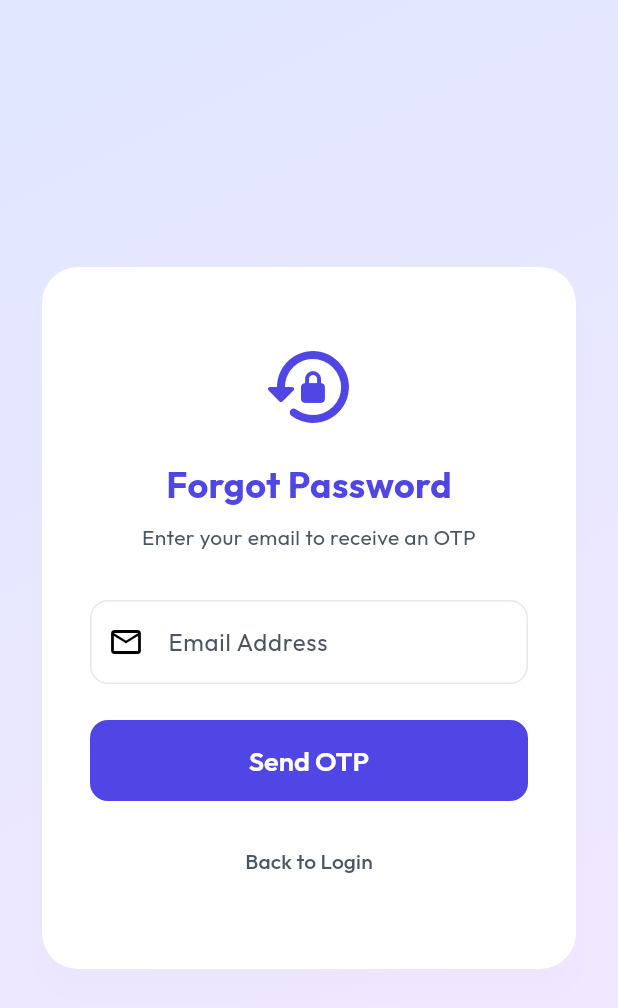
After one commit to Shivam5059/Hostel_App, a Flutter app: the screen it shows after launch, after a tap on "Forgot Password?", on a phone screen of 412 x 824 dp. The commit adds this screen. Shown: the top 1008 px of the screen. Run offline on Flutter 3.47's test engine with Material 3 defaults, Android fonts, the phone set to English and light mode, and no system bars; drawn by our look-alikes of flutter_animate; our stand-ins replace google_fonts; accounts and stored records are empty; network calls fail.

Commit message:
bug fixes 9/4/26 -Shivam

```diff
--- a/hostel_frontend/lib/api_calls.dart
+++ b/hostel_frontend/lib/api_calls.dart
@@ -61,6 +61,28 @@ class ApiManager {
     }
   }
 
+  // --- Forgot Password Flow ---
+
+  static Future<(bool, String?)> sendForgotPasswordOtp(
+    String email,
+    String otp,
+  ) async {
+    return _postWithMessage(
+      '/auth/forgot-password/send',
+      {'email': email, 'otp': otp},
+    );
+  }
+
+  static Future<(bool, String?)> resetPassword(
+    String email,
+    String newPassword,
+  ) async {
+    return _postWithMessage(
+      '/auth/forgot-password/reset',
+      {'email': email, 'new_password': newPassword},
+    );
+  }
+
   // --- Generic Helpers for code reduction ---
 
   static Future<List<dynamic>> _getList(String endpoint) async {
@@ -102,7 +124,9 @@ class ApiManager {
         body: jsonEncode(body),
       );
       if (res.statusCode == 200 || res.statusCode == 201) return (true, null);
-      final msg = (jsonDecode(res.body) as Map)['message'] as String? ?? 'Unknown error';
+      final msg =
+          (jsonDecode(res.body) as Map)['message'] as String? ??
+          'Unknown error';
       return (false, msg);
     } catch (_) {
       return (false, 'Network error');
@@ -120,7 +144,9 @@ class ApiManager {
         body: jsonEncode(body),
       );
       if (res.statusCode == 200 || res.statusCode == 201) return (true, null);
-      final msg = (jsonDecode(res.body) as Map)['message'] as String? ?? 'Unknown error';
+      final msg =
+          (jsonDecode(res.body) as Map)['message'] as String? ??
+          'Unknown error';
       return (false, msg);
     } catch (_) {
       return (false, 'Network error');
@@ -367,7 +393,9 @@ class ApiManager {
       if (res.statusCode == 201) {
         return (true, null, jsonDecode(res.body) as Map<String, dynamic>);
       }
-      final msg = (jsonDecode(res.body) as Map)['message'] as String? ?? 'Unknown error';
+      final msg =
+          (jsonDecode(res.body) as Map)['message'] as String? ??
+          'Unknown error';
       return (false, msg, null);
     } catch (_) {
       return (false, 'Network error', null);
@@ -398,7 +426,9 @@ class ApiManager {
         body: jsonEncode({'parent_user_id': parentUserId}),
       );
       if (res.statusCode == 200) return (true, null);
-      final msg = (jsonDecode(res.body) as Map)['message'] as String? ?? 'Unknown error';
+      final msg =
+          (jsonDecode(res.body) as Map)['message'] as String? ??
+          'Unknown error';
       return (false, msg);
     } catch (_) {
       return (false, 'Network error');
@@ -412,8 +442,7 @@ class ApiManager {
     required String email,
     required String phone,
     required String password,
-  }) =>
-      _postWithMessage('/rector/student/$studentId/parent', {
+  }) => _postWithMessage('/rector/student/$studentId/parent', {
     'name': name,
     'email': email,
     'phone': phone,
@@ -439,18 +468,13 @@ class ApiManager {
     int userId, {
     required String name,
     String? phone,
-  }) =>
-      _putWithMessage('/user/$userId', {
-        'name': name,
-        'phone': phone,
-      });
+  }) => _putWithMessage('/user/$userId', {'name': name, 'phone': phone});
 
   static Future<(bool, String?)> updatePassword(
     int userId,
     String oldPassword,
     String newPassword,
-  ) =>
-      _putWithMessage('/user/$userId/password', {
+  ) => _putWithMessage('/user/$userId/password', {
     'oldPassword': oldPassword,
     'newPassword': newPassword,
   });
@@ -470,8 +494,10 @@ class ApiManager {
 
   /// Counselor releases a student
   static Future<bool> unassignStudentFromCounselor(int studentId) async {
-    return _putWithMessage('/counselor/student/$studentId/unassign', {})
-        .then((res) => res.$1);
+    return _putWithMessage(
+      '/counselor/student/$studentId/unassign',
+      {},
+    ).then((res) => res.$1);
   }
 
   // ─── WARDEN — STUDENT ASSIGNMENT ────────────────────
--- /dev/null
+++ b/hostel_frontend/lib/screens/auth/forgot_password_screen.dart
@@ -0,0 +1,329 @@
+import 'dart:math';
+import 'package:flutter/material.dart';
+import 'package:flutter_animate/flutter_animate.dart';
+import '../../api_calls.dart';
+import '../../theme.dart';
+
+enum ForgotPasswordStep { email, otp, reset }
+
+class ForgotPasswordScreen extends StatefulWidget {
+  const ForgotPasswordScreen({super.key});
+
+  @override
+  State<ForgotPasswordScreen> createState() => _ForgotPasswordScreenState();
+}
+
+class _ForgotPasswordScreenState extends State<ForgotPasswordScreen> {
+  ForgotPasswordStep _currentStep = ForgotPasswordStep.email;
+  final _emailController = TextEditingController();
+  final _otpController = TextEditingController();
+  final _passwordController = TextEditingController();
+  final _confirmPasswordController = TextEditingController();
+
+  bool _isLoading = false;
+  String? _errorMsg;
+  String? _generatedOtp;
+
+  @override
+  void dispose() {
+    _emailController.dispose();
+    _otpController.dispose();
+    _passwordController.dispose();
+    _confirmPasswordController.dispose();
+    super.dispose();
+  }
+
+  // Step 1: Generate OTP on frontend and ask backend to send it via email
+  Future<void> _sendOtp() async {
+    final email = _emailController.text.trim();
+    if (email.isEmpty || !email.contains('@')) {
+      setState(() => _errorMsg = "Please enter a valid email address");
+      return;
+    }
+
+    setState(() {
+      _isLoading = true;
+      _errorMsg = null;
+    });
+
+    // Generate 6-digit OTP
+    final random = Random();
+    _generatedOtp = (random.nextInt(900000) + 100000).toString();
+
+    final (success, error) = await ApiManager.sendForgotPasswordOtp(
+      email,
+      _generatedOtp!,
+    );
+
+    if (!mounted) return;
+    setState(() => _isLoading = false);
+
+    if (success) {
+      setState(() => _currentStep = ForgotPasswordStep.otp);
+    } else {
+      setState(() => _errorMsg = error ?? "Failed to send OTP");
+    }
+  }
+
+  // Step 2: Verify OTP locally (frontend only verification as per request)
+  void _verifyOtp() {
+    final enteredOtp = _otpController.text.trim();
+    if (enteredOtp == _generatedOtp) {
+      setState(() {
+        _currentStep = ForgotPasswordStep.reset;
+        _errorMsg = null;
+      });
+    } else {
+      setState(() => _errorMsg = "Invalid OTP. Please try again.");
+    }
+  }
+
+  // Step 3: Call backend to finalize password reset
+  Future<void> _resetPassword() async {
+    final pass = _passwordController.text;
+    final confirm = _confirmPasswordController.text;
+
+    if (pass.length < 8) {
+      setState(() => _errorMsg = "Password must be at least 8 characters");
+      return;
+    }
+    if (pass != confirm) {
+      setState(() => _errorMsg = "Passwords do not match");
+      return;
+    }
+
+    setState(() {
+      _isLoading = true;
+      _errorMsg = null;
+    });
+
+    final (success, error) = await ApiManager.resetPassword(
+      _emailController.text.trim(),
+      pass,
+    );
+
+    if (!mounted) return;
+    setState(() => _isLoading = false);
+
+    if (success) {
+      ScaffoldMessenger.of(context).showSnackBar(
+        const SnackBar(
+          content: Text('Password changed successfully!'),
+          backgroundColor: Colors.green,
+        ),
+      );
+      Navigator.pop(context); // Go back to Login
+    } else {
+      setState(() => _errorMsg = error ?? "Failed to reset password");
+    }
+  }
+
+  @override
+  Widget build(BuildContext context) {
+    return Scaffold(
+      body: Container(
+        decoration: const BoxDecoration(
+          gradient: LinearGradient(
+            colors: [Color(0xFFE0E7FF), Color(0xFFF3E8FF)],
+            begin: Alignment.topLeft,
+            end: Alignment.bottomRight,
+          ),
+        ),
+        child: Center(
+          child: SingleChildScrollView(
+            padding: const EdgeInsets.all(24.0),
+            child: Card(
+              elevation: 8,
+              shape: RoundedRectangleBorder(
+                borderRadius: BorderRadius.circular(24),
+              ),
+              child: Padding(
+                padding: const EdgeInsets.symmetric(
+                  horizontal: 32.0,
+                  vertical: 48.0,
+                ),
+                child: Column(
+                  mainAxisSize: MainAxisSize.min,
+                  children: [
+                    _buildHeader(),
+                    const SizedBox(height: 32),
+                    if (_errorMsg != null) _buildError(),
+                    _buildCurrentStep(),
+                    const SizedBox(height: 24),
+                    _buildActions(),
+                  ],
+                ),
+              ),
+            ),
+          ),
+        ),
+      ),
+    );
+  }
+
+  Widget _buildHeader() {
+    String title;
+    String subtitle;
+    IconData icon;
+
+    switch (_currentStep) {
+      case ForgotPasswordStep.email:
+        title = "Forgot Password";
+        subtitle = "Enter your email to receive an OTP";
+        icon = Icons.lock_reset_rounded;
+        break;
+      case ForgotPasswordStep.otp:
+        title = "Verify OTP";
+        subtitle = "Enter the 6-digit code sent to your email";
+        icon = Icons.mark_email_unread_outlined;
+        break;
+      case ForgotPasswordStep.reset:
+        title = "New Password";
+        subtitle = "Create a secure new password";
+        icon = Icons.security_rounded;
+        break;
+    }
+
+    return Column(
+      children: [
+        Icon(icon, size: 64, color: AppTheme.primaryColor).animate().scale(),
+        const SizedBox(height: 16),
+        Text(
+          title,
+          style: const TextStyle(
+            fontSize: 24,
+            fontWeight: FontWeight.bold,
+            color: AppTheme.primaryColor,
+          ),
+        ),
+        const SizedBox(height: 8),
+        Text(
+          subtitle,
+          textAlign: TextAlign.center,
+          style: const TextStyle(color: AppTheme.textSecondaryColor),
+        ),
+      ],
+    );
+  }
+
+  Widget _buildError() {
+    return Container(
+      padding: const EdgeInsets.all(12),
+      margin: const EdgeInsets.only(bottom: 24),
+      decoration: BoxDecoration(
+        color: AppTheme.accentColor.withValues(alpha: 0.1),
+        borderRadius: BorderRadius.circular(8),
+      ),
+      child: Row(
+        children: [
+          const Icon(
+            Icons.error_outline,
+            color: AppTheme.accentColor,
+            size: 20,
+          ),
+          const SizedBox(width: 8),
+          Expanded(
+            child: Text(
+              _errorMsg!,
+              style: const TextStyle(color: AppTheme.accentColor),
+            ),
+          ),
+        ],
+      ),
+    ).animate().shake();
+  }
+
+  Widget _buildCurrentStep() {
+    switch (_currentStep) {
+      case ForgotPasswordStep.email:
+        return TextField(
+          controller: _emailController,
+          decoration: const InputDecoration(
+            labelText: 'Email Address',
+            prefixIcon: Icon(Icons.email_outlined),
+          ),
+          keyboardType: TextInputType.emailAddress,
+        ).animate().fadeIn();
+      case ForgotPasswordStep.otp:
+        return TextField(
+          controller: _otpController,
+          decoration: const InputDecoration(
+            labelText: '6-Digit OTP',
+            prefixIcon: Icon(Icons.pin_outlined),
+            labelStyle: TextStyle(wordSpacing: 4),
+          ),
+          keyboardType: TextInputType.number,
+          maxLength: 6,
+          textAlign: TextAlign.center,
+          style: const TextStyle(fontSize: 20, fontWeight: FontWeight.bold),
+        ).animate().fadeIn();
+      case ForgotPasswordStep.reset:
+        return Column(
+          children: [
+            TextField(
+              controller: _passwordController,
+              decoration: const InputDecoration(
+                labelText: 'New Password',
+                prefixIcon: Icon(Icons.lock_outline),
+              ),
+              obscureText: true,
+            ).animate().fadeIn(),
+            const SizedBox(height: 16),
+            TextField(
+              controller: _confirmPasswordController,
+              decoration: const InputDecoration(
+                labelText: 'Confirm Password',
+                prefixIcon: Icon(Icons.lock_outline),
+              ),
+              obscureText: true,
+            ).animate().fadeIn(),
+          ],
+        );
+    }
+  }
+
+  Widget _buildActions() {
+    String label;
+    VoidCallback? action;
+
+    if (_isLoading) {
+      return const CircularProgressIndicator();
+    }
+
+    switch (_currentStep) {
+      case ForgotPasswordStep.email:
+        label = "Send OTP";
+        action = _sendOtp;
+        break;
+      case ForgotPasswordStep.otp:
+        label = "Verify OTP";
+        action = _verifyOtp;
+        break;
+      case ForgotPasswordStep.reset:
+        label = "Reset Password";
+        action = _resetPassword;
+        break;
+    }
+
+    return Column(
+      children: [
+        SizedBox(
+          width: double.infinity,
+          height: 54,
+          child: ElevatedButton(
+            onPressed: action,
+            child: Text(label, style: const TextStyle(fontSize: 18)),
+          ),
+        ),
+        const SizedBox(height: 16),
+        TextButton(
+          onPressed: () => Navigator.pop(context),
+          child: const Text(
+            'Back to Login',
+            style: TextStyle(color: AppTheme.textSecondaryColor),
+          ),
+        ),
+      ],
+    );
+  }
+}
--- a/hostel_frontend/lib/screens/auth/login_screen.dart
+++ b/hostel_frontend/lib/screens/auth/login_screen.dart
@@ -3,6 +3,7 @@ import 'package:flutter_animate/flutter_animate.dart';
 import '../../api_calls.dart';
 import '../base_dashboard.dart';
 import '../../theme.dart';
+import 'forgot_password_screen.dart';
 
 class LoginScreen extends StatefulWidget {
   const LoginScreen({super.key});
@@ -121,7 +122,18 @@ class _LoginScreenState extends State<LoginScreen> {
                       ),
                       obscureText: true,
                     ).animate().fadeIn(delay: 600.ms).slideX(begin: 0.1),
-                    const SizedBox(height: 32),
+                    Align(
+                      alignment: Alignment.centerRight,
+                      child: TextButton(
+                        onPressed: () {
+                          Navigator.of(context).push(
+                            MaterialPageRoute(builder: (_) => const ForgotPasswordScreen()),
+                          );
+                        },
+                        child: const Text('Forgot Password?', style: TextStyle(color: AppTheme.textSecondaryColor)),
+                      ),
+                    ).animate().fadeIn(delay: 650.ms),
+                    const SizedBox(height: 24),
                     SizedBox(
                       width: double.infinity,
                       height: 54,
```
Also changed, not shown: hostel_frontend/lib/screens/features/leaves_view.dart (+95 -7 lines), 4 other files. Lines whose indentation alone changed are shown as unchanged.
